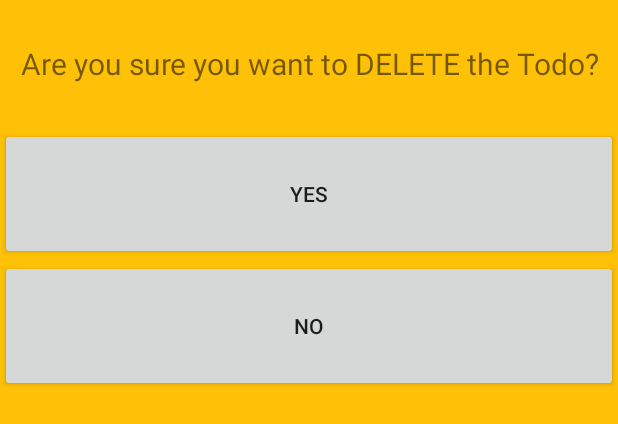
After one commit to LucaTom/AppDev, an Android app: the layout content_popupwindow.xml on its own in the app's theme, with its tools: preview values and no code run, on a phone screen of 412 x 824 dp. The commit adds this screen. Shown: the top 424 px of the screen. Run offline under Robolectric (Android 15) with nearby library versions, the phone set to English and light mode, and no system bars.

Commit message:
Popup Window

```diff
--- a/app/src/main/AndroidManifest.xml
+++ b/app/src/main/AndroidManifest.xml
@@ -42,6 +42,10 @@
                 <category android:name="android.intent.category.LAUNCHER" />
             </intent-filter>
         </activity>
+        <activity android:name=".Popupwindow"
+            android:theme="@style/AppTheme.CustomTheme">
+        </activity>
+
     </application>
 
 </manifest>
--- a/app/src/main/res/layout/content_lvi_todoliste.xml
+++ b/app/src/main/res/layout/content_lvi_todoliste.xml
@@ -35,6 +35,7 @@
         android:layout_height="wrap_content"
         android:layout_weight="1"
         android:src="@android:drawable/ic_menu_edit" />
+    // android:onClick="createPopup"
 
 
     <ImageButton
--- /dev/null
+++ b/app/src/main/res/layout/content_popupwindow.xml
@@ -0,0 +1,27 @@
+<?xml version="1.0" encoding="utf-8"?>
+<LinearLayout xmlns:android="http://schemas.android.com/apk/res/android"
+    android:layout_width="match_parent"
+    android:layout_height="match_parent"
+    android:background="#FFC107"
+    android:orientation="vertical">
+
+    <TextView
+        android:id="@+id/popuptext"
+        android:layout_width="match_parent"
+        android:layout_height="85dp"
+        android:gravity="center_horizontal|center_vertical"
+        android:text="Are you sure you want to DELETE the Todo?"
+        android:textSize="20dp" />
+
+    <Button
+        android:id="@+id/btnYes"
+        android:layout_width="match_parent"
+        android:layout_height="88dp"
+        android:text="Yes" />
+
+    <Button
+        android:id="@+id/btnNo"
+        android:layout_width="match_parent"
+        android:layout_height="88dp"
+        android:text="No" />
+</LinearLayout>
--- a/app/src/main/res/values/styles.xml
+++ b/app/src/main/res/values/styles.xml
@@ -17,5 +17,9 @@
 
     <style name="AppTheme.PopupOverlay" parent="ThemeOverlay.AppCompat.Light" />
 
+    <style name="AppTheme.CustomTheme">
+        <item name="android:windowIsTranslucent">true</item>
+        <item name="android:windowCloseOnTouchOutside">true</item>
+    </style>
 
 </resources>
```
Also changed, not shown: app/src/main/java/com/example/firsttry/Popupwindow.java (added, +59 -0 lines), app/src/main/java/com/example/firsttry/ToDoEinzelansichtActivity.java (+9 -6 lines), app/src/main/java/com/example/firsttry/ui/FileReaderAdapter.java (+5 -6 lines).
